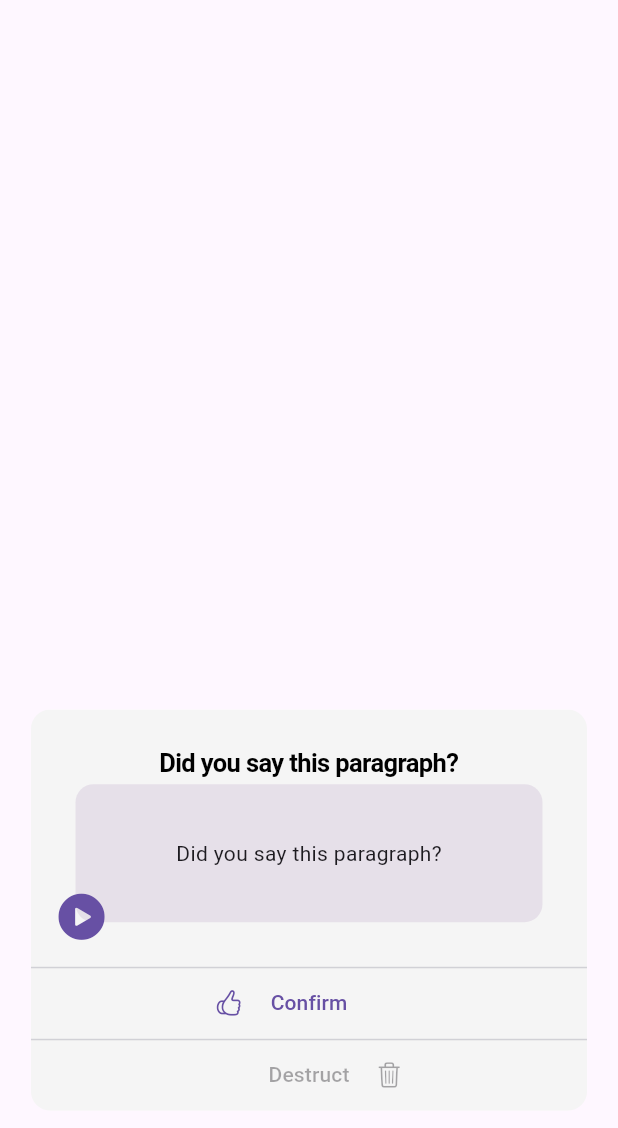
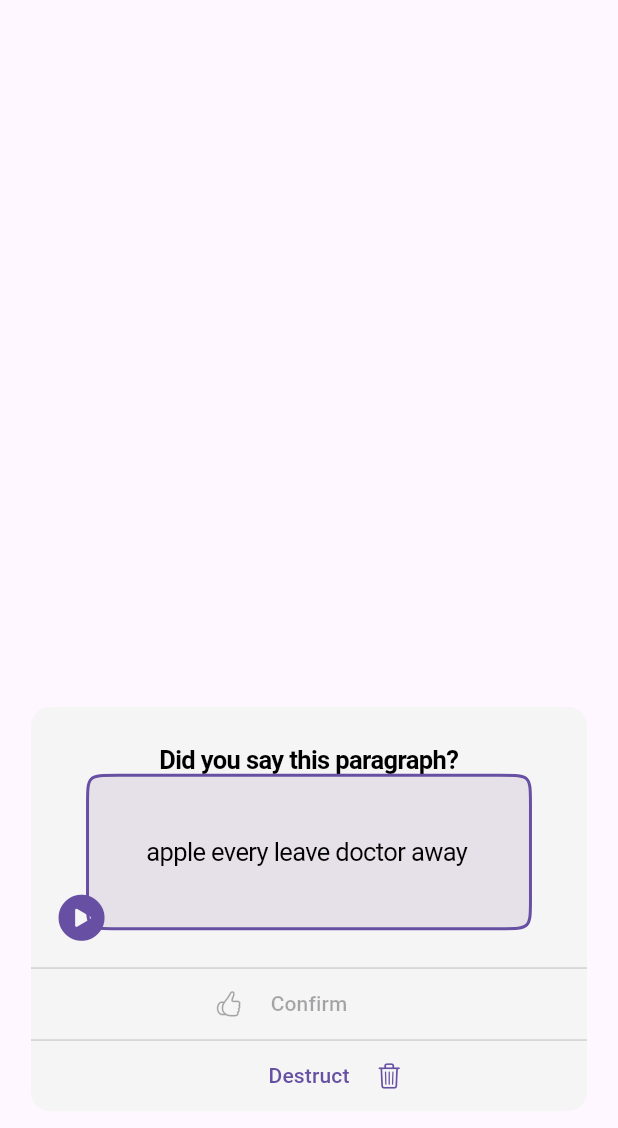
Before and after one commit to cia1099/ai_vocabulary, a Flutter app: the SpeechConfirmDialog widget shown alone on an empty page, opened directly, on a phone screen of 412 x 824 dp. Shown: the top 1128 px of the screen. Run offline on Flutter 3.47's test engine with Material 3 defaults, Android fonts, the phone set to English and light mode, and no system bars; drawn by our look-alikes of flutter_platform_widgets; our stand-ins replace audioplayers, azlistview, dotted_line, fl_chart, flutter_spinkit, transparent_image; missing offline and left inert: flutter_web_frame, sqlite3.

Commit message:
optimized speech confirm dialog page

```diff
--- a/lib/pages/chat_room_page.dart
+++ b/lib/pages/chat_room_page.dart
@@ -28,7 +28,10 @@ class _ChatRoomPageState extends State<ChatRoomPage> {
     final colorScheme = Theme.of(context).colorScheme;
     final screenHeight = MediaQuery.of(context).size.height;
     // print(messages.map((e) => e.runtimeType.toString()).join(' '));
-    return PlatformScaffold(
+    return MediaQuery.removeViewInsets(
+      context: context,
+      removeBottom: true,
+      child: PlatformScaffold(
         appBar: PlatformAppBar(
           title: Text(widget.word.word),
           material: (_, __) => MaterialAppBarData(
@@ -101,8 +104,8 @@ class _ChatRoomPageState extends State<ChatRoomPage> {
                         margin: const EdgeInsets.only(top: 4),
                         alignment: Alignment.center,
                         decoration: BoxDecoration(
-                          border:
-                              Border.all(color: colorScheme.primary, width: 2),
+                            border: Border.all(
+                                color: colorScheme.primary, width: 2),
                             borderRadius:
                                 BorderRadius.circular(kRadialReactionRadius)),
                         child: const Text('Press to speak'),
@@ -114,6 +117,7 @@ class _ChatRoomPageState extends State<ChatRoomPage> {
                       showPlatformModalSheet(
                         context: context,
                         material: MaterialModalSheetData(
+                            backgroundColor: Colors.transparent,
                             scrollControlDisabledMaxHeightRatio: 1),
                         builder: (context) => const SpeechConfirmDialog(),
                       );
@@ -124,6 +128,7 @@ class _ChatRoomPageState extends State<ChatRoomPage> {
               ),
             ),
           ],
+        ),
       ),
     );
   }
--- a/lib/pages/speech_confirm_dialog.dart
+++ b/lib/pages/speech_confirm_dialog.dart
@@ -1,5 +1,3 @@
-import 'dart:ui';
-
 import 'package:flutter/cupertino.dart';
 import 'package:flutter/material.dart';
 import 'package:flutter_platform_widgets/flutter_platform_widgets.dart';
@@ -13,7 +11,9 @@ class SpeechConfirmDialog extends StatelessWidget {
   Widget build(BuildContext context) {
     final textTheme = CupertinoTheme.of(context).textTheme;
     final hPadding = MediaQuery.of(context).size.width / 16;
-    return Stack(
+    return Padding(
+      padding: MediaQuery.of(context).viewInsets,
+      child: Stack(
         children: [
           Align(
             alignment: const Alignment(0, .7),
@@ -31,43 +31,46 @@ class SpeechConfirmDialog extends StatelessWidget {
                       ),
                       ConstrainedBox(
                         constraints: const BoxConstraints(
-                          minHeight: 100, minWidth: double.infinity),
+                            minHeight: 128, minWidth: double.infinity),
                         child: Padding(
-                        padding: EdgeInsets.symmetric(horizontal: hPadding),
+                          padding: EdgeInsets.only(
+                              left: hPadding,
+                              right: hPadding,
+                              bottom: hPadding),
                           child: IntrinsicHeight(
                             child: Stack(
                               fit: StackFit.passthrough,
                               children: [
                                 Card.filled(
-                                child: Column(
-                                  mainAxisAlignment: MainAxisAlignment.center,
-                                  children: List<Widget>.generate(
-                                      1,
-                                      (_) => const Text(
-                                          'Did you say this paragraph?')),
-                                ),
-                              ),
+                                    margin: const EdgeInsets.symmetric(
+                                        horizontal: 12),
+                                    shape: ContinuousRectangleBorder(
+                                        side: BorderSide(
+                                            color: textTheme
+                                                .navActionTextStyle.color!,
+                                            width: 2),
+                                        borderRadius: BorderRadius.circular(
+                                            kRadialReactionRadius)),
+                                    child: CupertinoTextField.borderless(
+                                      controller: TextEditingController(
+                                          text:
+                                              'apple every leave doctor away'),
+                                      maxLines: null,
+                                      textAlignVertical:
+                                          TextAlignVertical.center,
+                                      textAlign: TextAlign.center,
+                                    )),
                                 playAlign(),
                               ],
                             ),
                           ),
                         ),
                       ),
-                    SizedBox(height: hPadding, width: double.infinity),
                       ConstrainedBox(
                         constraints:
                             const BoxConstraints(minWidth: double.infinity),
-                      child: Material(
-                        type: MaterialType.transparency,
-                        shape: const Border(
-                            top:
-                                BorderSide(color: CupertinoColors.systemGrey4)),
-                        child: InkWell(
-                          onTap: () => print('inkwell call'),
-                          child: AbsorbPointer(
-                            child: PlatformDialogAction(
-                              onPressed: () => print('action'),
-                              child: ConstrainedBox(
+                        child: createAction(
+                          action: ConstrainedBox(
                             constraints:
                                 const BoxConstraints(maxWidth: 250 / 2),
                             child: Stack(
@@ -75,15 +78,12 @@ class SpeechConfirmDialog extends StatelessWidget {
                               children: [
                                 Align(
                                   alignment: const Alignment(-1, 0),
-                                      child: Builder(builder: (context) {
-                                        final color =
-                                            DefaultTextStyle.of(context)
+                                  child: Builder(
+                                      builder: (context) => Icon(
+                                          CupertinoIcons.hand_thumbsup,
+                                          color: DefaultTextStyle.of(context)
                                               .style
-                                                .color;
-                                        return Icon(
-                                            CupertinoIcons.hand_thumbsup,
-                                            color: color);
-                                      }),
+                                              .color)),
                                 ),
                                 const Center(child: Text('Confirm')),
                               ],
@@ -91,23 +91,13 @@ class SpeechConfirmDialog extends StatelessWidget {
                           ),
                         ),
                       ),
-                        ),
-                      ),
-                    ),
                       ConstrainedBox(
                         constraints:
                             const BoxConstraints(minWidth: double.infinity),
-                      child: Material(
-                        type: MaterialType.transparency,
-                        shape: const Border(
-                            top:
-                                BorderSide(color: CupertinoColors.systemGrey4)),
-                        child: InkWell(
-                          onTap: () {},
-                          child: PlatformDialogAction(
-                            cupertino: (_, __) => CupertinoDialogActionData(
-                                isDestructiveAction: true),
-                            child: ConstrainedBox(
+                        child: createAction(
+                          isDestructiveAction: true,
+                          onPressed: () {},
+                          action: ConstrainedBox(
                             constraints:
                                 const BoxConstraints(maxWidth: 250 / 2),
                             child: Stack(
@@ -129,8 +119,6 @@ class SpeechConfirmDialog extends StatelessWidget {
                           ),
                         ),
                       ),
-                      ),
-                    ),
                     ],
                   ),
                 ),
@@ -138,6 +126,28 @@ class SpeechConfirmDialog extends StatelessWidget {
             ),
           )
         ],
+      ),
+    );
+  }
+
+  Widget createAction(
+      {VoidCallback? onPressed,
+      required Widget action,
+      bool isDestructiveAction = false}) {
+    return Material(
+      type: MaterialType.transparency,
+      shape: const Border(top: BorderSide(color: CupertinoColors.systemGrey4)),
+      child: InkWell(
+        onTap: onPressed,
+        child: AbsorbPointer(
+          child: PlatformDialogAction(
+            onPressed: onPressed,
+            child: action,
+            cupertino: (_, __) => CupertinoDialogActionData(
+                isDestructiveAction: isDestructiveAction),
+          ),
+        ),
+      ),
     );
   }
 
@@ -145,16 +155,17 @@ class SpeechConfirmDialog extends StatelessWidget {
       alignment: const Alignment(-1, 1),
       child: Transform.translate(
         offset: const Offset(-10, 10),
-        child: PlatformTextButton(
+        child: CupertinoButton(
           onPressed: () {},
           padding: EdgeInsets.zero,
-          material: (_, __) => MaterialTextButtonData(
-              style: TextButton.styleFrom(
-            padding: EdgeInsets.zero,
-            minimumSize: const Size.square(36),
-            tapTargetSize: MaterialTapTargetSize.shrinkWrap,
-          )),
-          cupertino: (_, __) => CupertinoTextButtonData(minSize: 36),
+          minSize: 36,
+          // material: (_, __) => MaterialTextButtonData(
+          //     style: TextButton.styleFrom(
+          //   padding: EdgeInsets.zero,
+          //   minimumSize: const Size.square(36),
+          //   tapTargetSize: MaterialTapTargetSize.shrinkWrap,
+          // )),
+          // cupertino: (_, __) => CupertinoTextButtonData(minSize: 36),
           child: const Icon(CupertinoIcons.play_circle_fill, size: 36),
         ),
       ));
```
Also changed, not shown: 1 other file. Lines whose indentation alone changed are shown as unchanged.
